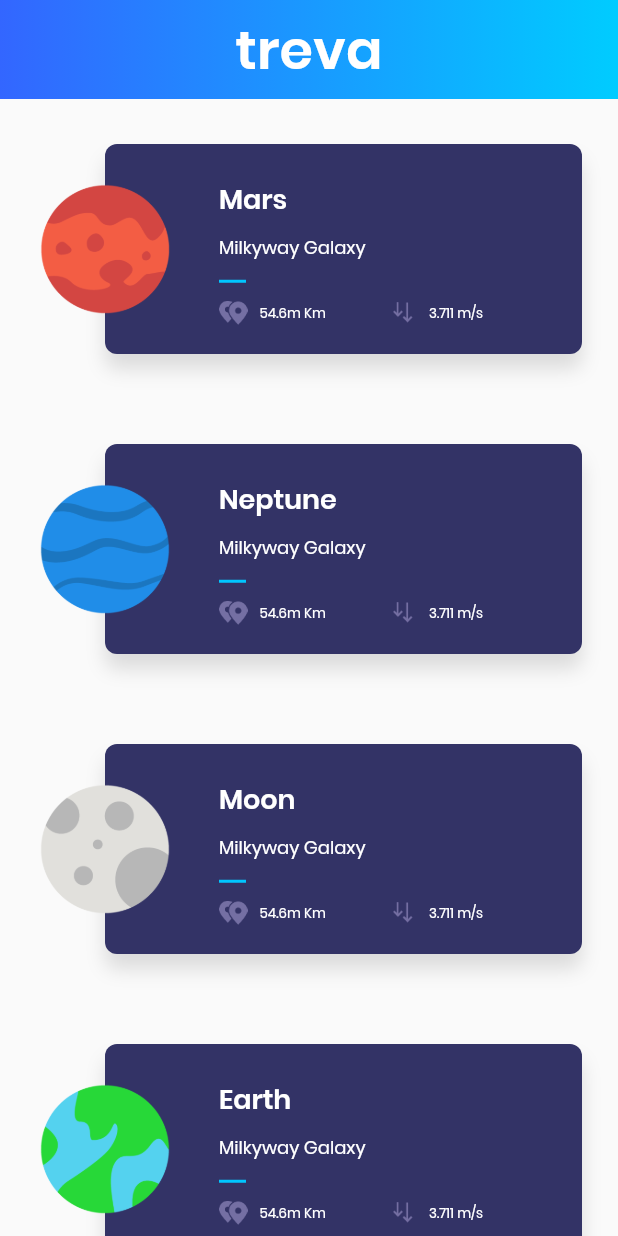
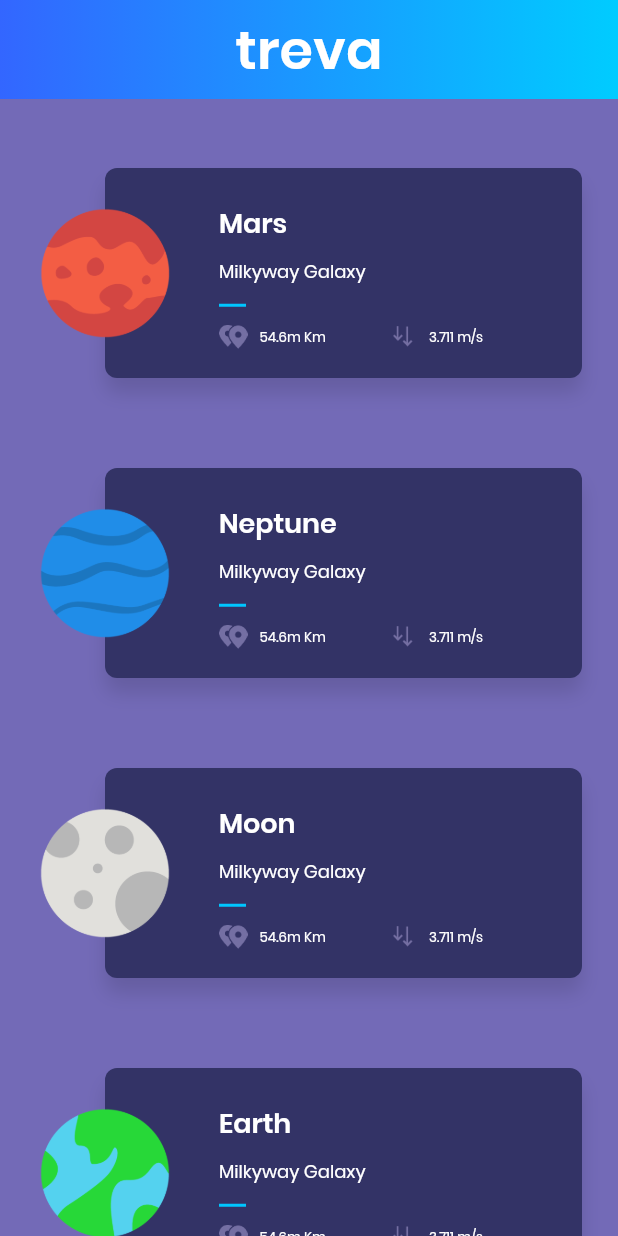
Before and after one commit to rohan20/flutter-planets-app, a Flutter app: the screen it shows after launch, on a phone screen of 412 x 824 dp. Run offline on Flutter 3.47's test engine with Material 2 defaults, Android fonts, the phone set to English and light mode, and no system bars.

Commit message:
added background color and padding to the Container wrapping the ListView

```diff
--- a/lib/ui/home/HomePageBody.dart
+++ b/lib/ui/home/HomePageBody.dart
@@ -10,10 +10,14 @@ class HomePageBody extends StatelessWidget {
     List<Planet> planets = PlanetDao.planets;
 
     return new Expanded(
-      child: new ListView.builder(
-        itemBuilder: (context, index) => new PlanetRow(planets[index]),
-        itemCount: planets.length,
-        scrollDirection: Axis.vertical,
+      child: new Container(
+        color: new Color(0xFF736AB7),
+        child: new ListView.builder(
+          itemBuilder: (context, index) => new PlanetRow(planets[index]),
+          itemCount: planets.length,
+          scrollDirection: Axis.vertical,
+          padding: new EdgeInsets.symmetric(vertical: 16.0),
+        ),
       ),
     );
   }
```
